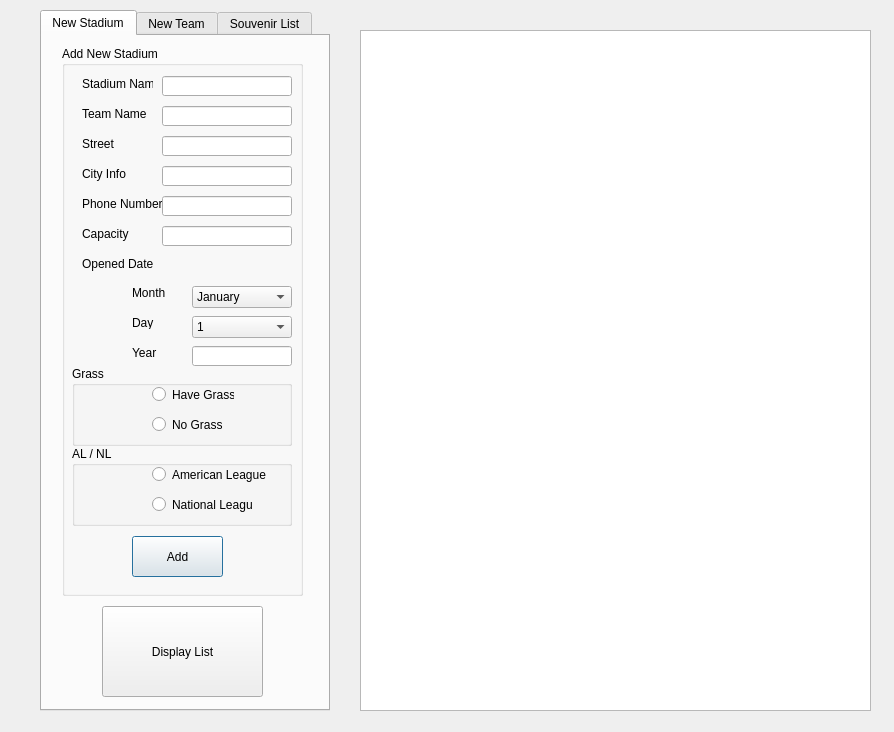
Old version of the form BaseballStadiumPlanner/adminfuntion.ui in the repository frimbraza/Baseball-Stadium-Project.
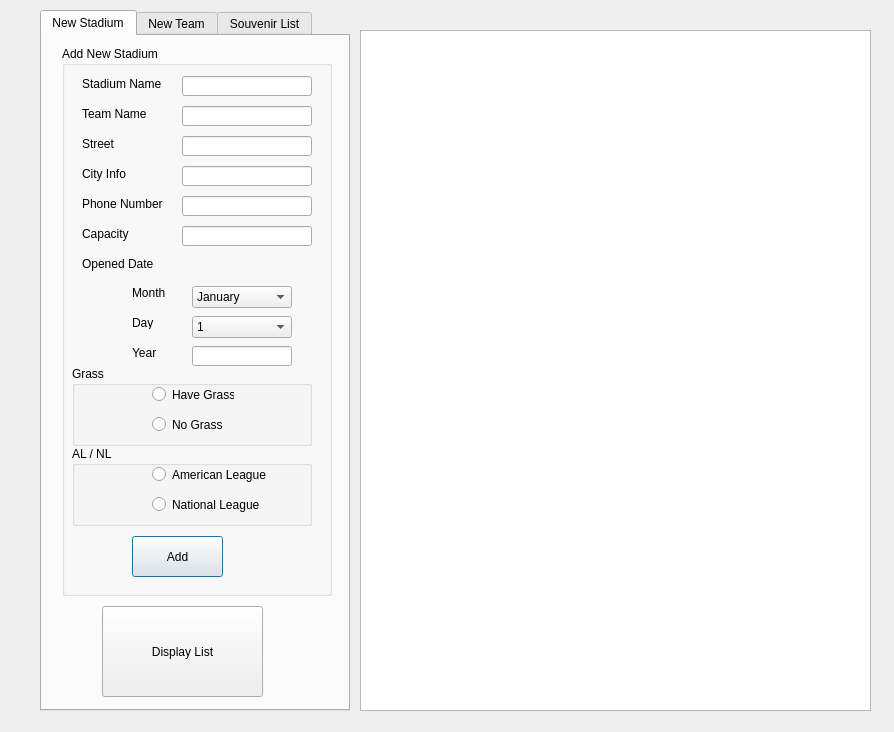
New version of the form.

Diff of the .ui file:
```diff
--- a/BaseballStadiumPlanner/adminfuntion.ui
+++ b/BaseballStadiumPlanner/adminfuntion.ui
@@ -18,7 +18,7 @@
     <rect>
      <x>40</x>
      <y>10</y>
-     <width>290</width>
+     <width>310</width>
      <height>701</height>
     </rect>
    </property>
@@ -34,7 +34,7 @@
       <rect>
        <x>20</x>
        <y>10</y>
-       <width>241</width>
+       <width>270</width>
        <height>550</height>
       </rect>
      </property>
@@ -46,7 +46,7 @@
        <rect>
         <x>20</x>
         <y>30</y>
-        <width>71</width>
+        <width>90</width>
         <height>16</height>
        </rect>
       </property>
@@ -98,7 +98,7 @@
        <rect>
         <x>20</x>
         <y>150</y>
-        <width>81</width>
+        <width>90</width>
         <height>16</height>
        </rect>
       </property>
@@ -124,7 +124,7 @@
        <rect>
         <x>20</x>
         <y>210</y>
-        <width>71</width>
+        <width>100</width>
         <height>16</height>
        </rect>
       </property>
@@ -135,7 +135,7 @@
      <widget class="QLineEdit" name="lineEdit_NewStadium">
       <property name="geometry">
        <rect>
-        <x>100</x>
+        <x>120</x>
         <y>30</y>
         <width>130</width>
         <height>20</height>
@@ -145,7 +145,7 @@
      <widget class="QLineEdit" name="lineEdit_NewTeam">
       <property name="geometry">
        <rect>
-        <x>100</x>
+        <x>120</x>
         <y>60</y>
         <width>130</width>
         <height>20</height>
@@ -155,7 +155,7 @@
      <widget class="QLineEdit" name="lineEdit_Street">
       <property name="geometry">
        <rect>
-        <x>100</x>
+        <x>120</x>
         <y>90</y>
         <width>130</width>
         <height>20</height>
@@ -165,7 +165,7 @@
      <widget class="QLineEdit" name="lineEdit_CityInfo">
       <property name="geometry">
        <rect>
-        <x>100</x>
+        <x>120</x>
         <y>120</y>
         <width>130</width>
         <height>20</height>
@@ -175,7 +175,7 @@
      <widget class="QLineEdit" name="lineEdit_PhoneNum">
       <property name="geometry">
        <rect>
-        <x>100</x>
+        <x>120</x>
         <y>150</y>
         <width>130</width>
         <height>20</height>
@@ -185,7 +185,7 @@
      <widget class="QLineEdit" name="lineEdit_Capacity">
       <property name="geometry">
        <rect>
-        <x>100</x>
+        <x>120</x>
         <y>180</y>
         <width>130</width>
         <height>20</height>
@@ -494,7 +494,7 @@
        <rect>
         <x>10</x>
         <y>320</y>
-        <width>220</width>
+        <width>240</width>
         <height>80</height>
        </rect>
       </property>
@@ -539,7 +539,7 @@
        <rect>
         <x>10</x>
         <y>400</y>
-        <width>220</width>
+        <width>240</width>
         <height>80</height>
        </rect>
       </property>
@@ -551,7 +551,7 @@
         <rect>
          <x>80</x>
          <y>50</y>
-         <width>101</width>
+         <width>140</width>
          <height>17</height>
         </rect>
        </property>
@@ -564,7 +564,7 @@
         <rect>
          <x>80</x>
          <y>20</y>
-         <width>121</width>
+         <width>140</width>
          <height>17</height>
         </rect>
        </property>
```
Left out of the diff: 36 changed lines with no effect on the pictures.
